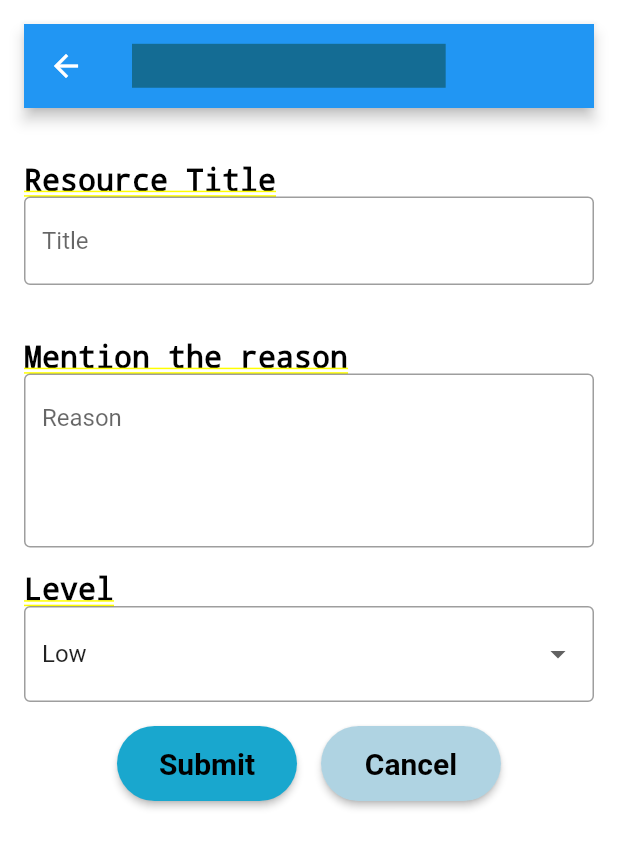
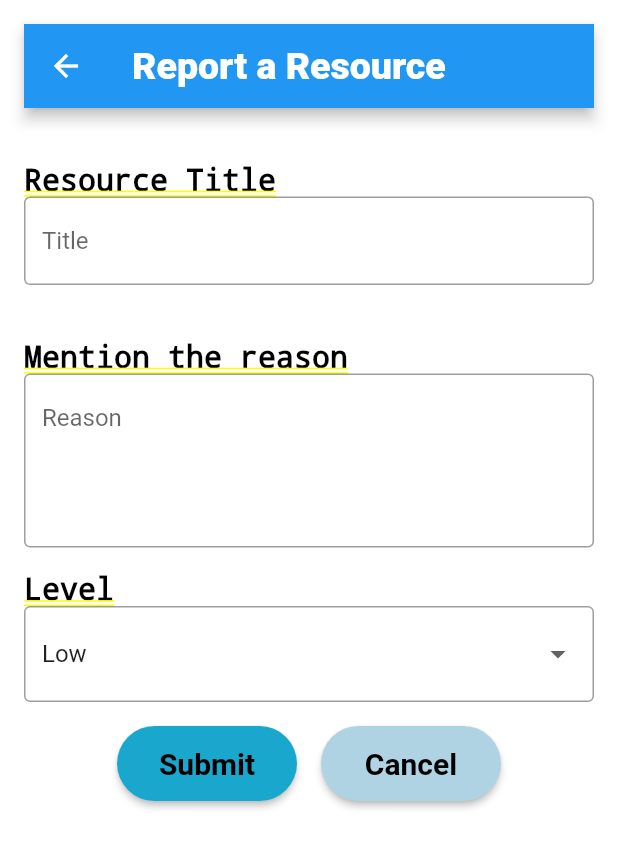
Before and after one commit to Harish3000/shades-app-flutter-project, a Flutter app: the ResourceReportForm screen opened directly, on a phone screen of 412 x 824 dp. Shown: the top 848 px of the screen. Run offline on Flutter 3.47's test engine with Material 2 defaults, Android fonts, the phone set to English and light mode, and no system bars; our stand-ins replace cloud_firestore, file_picker, firebase_auth, firebase_core, firebase_storage, flutter_rating_bar; missing offline and left inert: easy_pdf_viewer; accounts and stored records are empty.

Commit message:
change code

```diff
--- a/shades/lib/features/resource_mgt/report_resource.dart
+++ b/shades/lib/features/resource_mgt/report_resource.dart
@@ -44,10 +44,10 @@ class _ResourceReportFormState extends State<ResourceReportForm> {
                   title: const Text(
                     'Report a Resource',
                     style: TextStyle(
-                        backgroundColor: Color.fromRGBO(20, 108, 148, 1.000),
+                        backgroundColor: Colors.transparent,
                         fontSize: 25,
                         fontWeight: FontWeight.w900,
-                        color: Color.fromRGBO(20, 108, 148, 1)),
+                        color: Color.fromRGBO(255, 255, 255, 1)),
                   ),
                 ),
                 const SizedBox(height: 16),
--- a/shades/lib/shared/common_widgets/BottomTabBar.dart
+++ b/shades/lib/shared/common_widgets/BottomTabBar.dart
@@ -39,10 +39,10 @@ class _BottomTabBarState extends State<BottomTabBar> {
           style: const TextStyle(
             fontSize: 30,
             fontWeight: FontWeight.bold,
-            color: Colors.white,
+            color: Color.fromARGB(255, 255, 255, 255),
           ),
         ),
-        backgroundColor: const Color.fromARGB(255, 0, 3, 3),
+        backgroundColor: const Color.fromRGBO(20, 108, 148, 1.000),
         elevation: 0,
         actions: [
           IconButton(
```
Also changed, not shown: shades/lib/features/resource_mgt/resource.dart (+3 -5 lines), shades/lib/utils.dart (deleted, +0 -82 lines).
